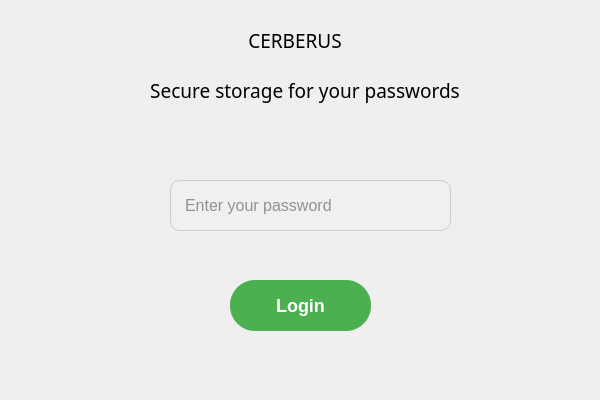
First picture: the form in dialoglogin.ui, repository minnesangg/Cerberus, before the edit.
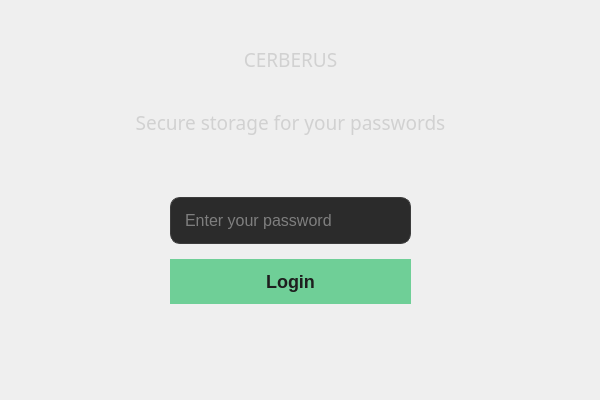
Second picture: the form after the edit.

Commit message: updated login windows ui

```diff
--- a/dialoglogin.ui
+++ b/dialoglogin.ui
@@ -21,58 +21,34 @@
   <property name="windowTitle">
    <string>Dialog</string>
   </property>
-  <widget class="QPushButton" name="loginButton">
+  <widget class="QWidget" name="verticalLayoutWidget_3">
    <property name="geometry">
     <rect>
-     <x>230</x>
-     <y>280</y>
-     <width>141</width>
-     <height>51</height>
+     <x>10</x>
+     <y>30</y>
+     <width>561</width>
+     <height>374</height>
     </rect>
    </property>
-   <property name="styleSheet">
-    <string notr="true">QPushButton {
-    background-color: #4CAF50; /* Зеленый цвет для кнопки */
-    color: white; /* Белый текст */
-    font-size: 18px; /* Размер шрифта */
-    font-weight: bold; /* Жирный текст */
-    border: none; /* Без рамки */
-    padding: 12px 24px; /* Внутренние отступы */
-    border-radius: 25px; /* Скругленные углы */
-    box-shadow: 0 4px 8px rgba(0, 0, 0, 0.1); /* Легкая тень */
-    transition: background-color 0.3s, box-shadow 0.3s; /* Плавное изменение цвета фона и тени */
-}
-
-QPushButton:hover {
-    background-color: #45a049; /* Более темный оттенок при наведении */
-    box-shadow: 0 6px 12px rgba(0, 0, 0, 0.2); /* Более сильная тень */
-}
-
-QPushButton:pressed {
-    background-color: #388e3c; /* Темный оттенок при нажатии */
-    box-shadow: none; /* Убираем тень при нажатии */
-}
-</string>
-   </property>
-   <property name="text">
-    <string>Login</string>
-   </property>
-  </widget>
+   <layout class="QVBoxLayout" name="verticalLayout_All">
+    <item>
+     <layout class="QVBoxLayout" name="verticalLayout_Labels">
+      <property name="bottomMargin">
+       <number>100</number>
+      </property>
+      <item>
   <widget class="QLabel" name="cerberusLabel">
-   <property name="geometry">
-    <rect>
-     <x>-30</x>
-     <y>10</y>
-     <width>650</width>
-     <height>61</height>
-    </rect>
-   </property>
    <property name="font">
     <font>
      <family>Gill Sans MT</family>
      <pointsize>14</pointsize>
     </font>
    </property>
+        <property name="styleSheet">
+         <string notr="true">QLabel {
+    color: #d1d1d1; 
+}</string>
+        </property>
    <property name="text">
     <string>CERBERUS</string>
    </property>
@@ -80,21 +56,20 @@
     <set>Qt::AlignCenter</set>
    </property>
   </widget>
+      </item>
+      <item>
   <widget class="QLabel" name="cerberusDesc">
-   <property name="geometry">
-    <rect>
-     <x>-20</x>
-     <y>60</y>
-     <width>650</width>
-     <height>61</height>
-    </rect>
-   </property>
    <property name="font">
     <font>
      <family>Gill Sans MT</family>
      <pointsize>14</pointsize>
     </font>
    </property>
+        <property name="styleSheet">
+         <string notr="true">QLabel {
+    color: #d1d1d1; 
+}</string>
+        </property>
    <property name="text">
     <string>Secure storage for your passwords</string>
    </property>
@@ -102,24 +77,32 @@
     <set>Qt::AlignCenter</set>
    </property>
   </widget>
+      </item>
+      <item>
+       <layout class="QVBoxLayout" name="verticalLayout_Login">
+        <property name="spacing">
+         <number>15</number>
+        </property>
+        <property name="leftMargin">
+         <number>160</number>
+        </property>
+        <property name="topMargin">
+         <number>40</number>
+        </property>
+        <property name="rightMargin">
+         <number>160</number>
+        </property>
+        <item>
   <widget class="QLineEdit" name="passwordLine">
-   <property name="geometry">
-    <rect>
-     <x>170</x>
-     <y>180</y>
-     <width>281</width>
-     <height>51</height>
-    </rect>
-   </property>
    <property name="styleSheet">
     <string notr="true">QLineEdit {
-    background-color: #f0f0f0; /* Светлый фон для поля */
-    border: 1px solid #ccc; /* Легкая рамка */
-    color: #333; /* Темный текст */
-    font-size: 16px; /* Размер шрифта */
-    padding: 12px; /* Внутренние отступы */
-    border-radius: 10px; /* Скругленные углы */
-    transition: border-color 0.3s; /* Плавное изменение цвета рамки */
+    background-color: #2b2b2b; /* Графитовый фон */
+    border: 1px solid #3c3c3c; /* Чуть светлее для выделения */
+    color: #d1d1d1; /* Бело-серый текст */
+    font-size: 16px;
+    padding: 12px;
+    border-radius: 10px;
+    transition: border-color 0.3s;
 }
 
 QLineEdit:focus {
@@ -128,9 +111,50 @@
 }
 </string>
    </property>
+          <property name="echoMode">
+           <enum>QLineEdit::Password</enum>
+          </property>
    <property name="placeholderText">
     <string>Enter your password</string>
    </property>
+         </widget>
+        </item>
+        <item>
+         <widget class="QPushButton" name="loginButton">
+          <property name="styleSheet">
+           <string notr="true">QPushButton {
+    background-color: #6fcf97; /* Мягкий зелёный */
+    color: #1e1e1e; /* Тёмный текст на светлом фоне */
+    font-size: 18px;
+    font-weight: bold;
+    border: none;
+    padding: 12px 24px;
+    border-radius: 25px;
+    box-shadow: 0 4px 8px rgba(0, 0, 0, 0.1);
+    transition: background-color 0.3s, box-shadow 0.3s;
+}
+
+QPushButton:hover {
+    background-color: #5bbd88;
+    box-shadow: 0 6px 12px rgba(0, 0, 0, 0.2);
+}
+
+QPushButton:pressed {
+    background-color: #4aa97a;
+    box-shadow: none;
+}
+</string>
+          </property>
+          <property name="text">
+           <string>Login</string>
+          </property>
+         </widget>
+        </item>
+       </layout>
+      </item>
+     </layout>
+    </item>
+   </layout>
   </widget>
  </widget>
  <resources/>
```
Left out of the diff: 4 changed lines with no effect on the pictures. Lines whose indentation alone changed are shown as unchanged. The commit also changes 1 other file.
